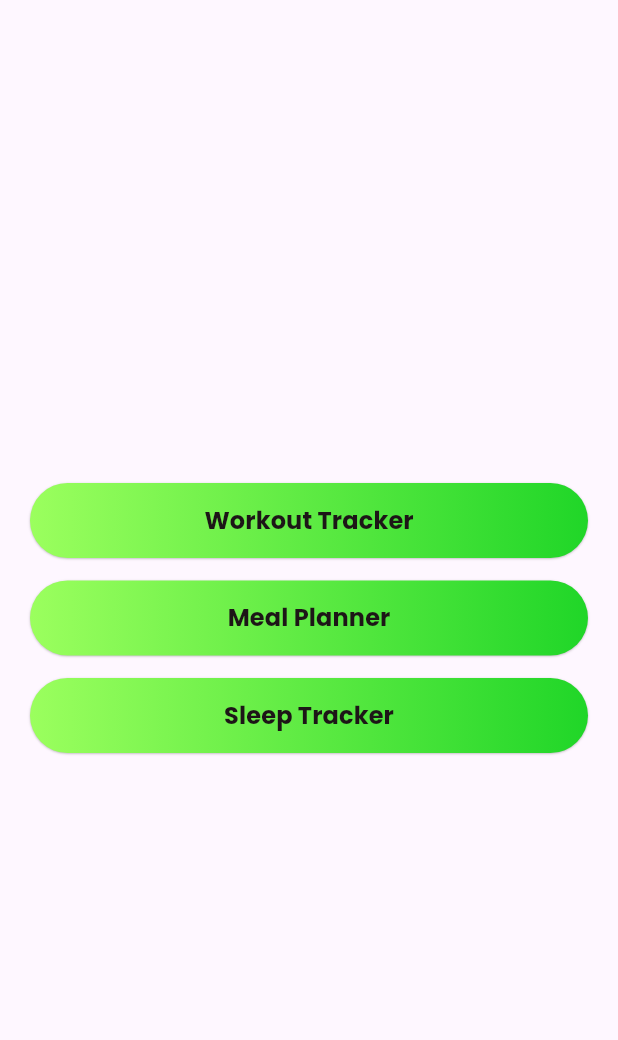
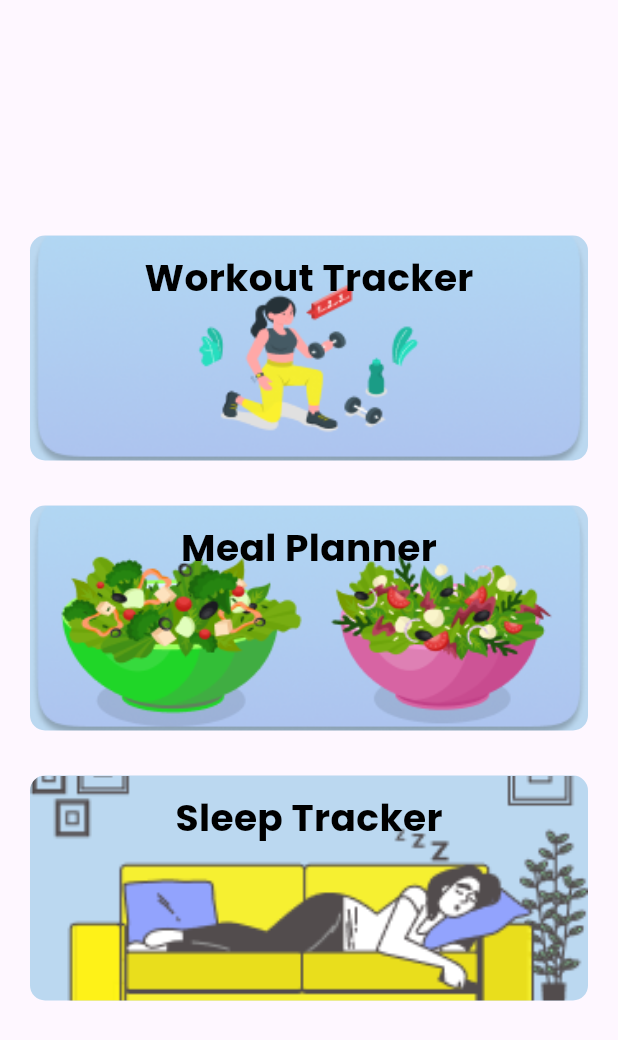
Before and after one commit to NabajitBhadury/gym_app, a Flutter app: the SelectView screen opened directly, on a phone screen of 412 x 824 dp. Shown: the top 1040 px of the screen. Run offline on Flutter 3.47's test engine with Material 3 defaults, Android fonts, the phone set to English and light mode, and no system bars; our stand-ins replace animated_toggle_switch, bloc, carousel_slider, equatable, firebase_auth, firebase_core and 7 more; missing offline and left inert: dotted_dashed_line, simple_animation_progress_bar; accounts and stored records are empty; key blocks and very long unbroken strings in the code were emptied for the run.

```diff
--- a/lib/view/login/forgot_password_view.dart
+++ b/lib/view/login/forgot_password_view.dart
@@ -1,3 +1,5 @@
+// ignore_for_file: deprecated_member_use
+
 import 'package:fitness/bloc/auth_bloc.dart';
 import 'package:fitness/bloc/auth_event.dart';
 import 'package:fitness/bloc/auth_state.dart';
--- a/lib/view/main_tab/select_view.dart
+++ b/lib/view/main_tab/select_view.dart
@@ -18,42 +18,117 @@ class SelectView extends StatelessWidget {
         child: Column(
           mainAxisAlignment: MainAxisAlignment.center,
           children: [
-            RoundButton(
-                title: "Workout Tracker",
-                onPressed: () {
+            GestureDetector(
+              onTap: () {
                 Navigator.push(
                   context,
                   MaterialPageRoute(
                     builder: (context) => const WorkoutTrackerView(),
                   ),
                 );
-                }),
-
-                const SizedBox(height: 15,),
-
-                  RoundButton(
-                title: "Meal Planner",
-                onPressed: () {
+              },
+              child: Container(
+                width: double.infinity,
+                height: 150,
+                decoration: BoxDecoration(
+                  color: const Color.fromARGB(255, 187, 216, 240),
+                  borderRadius: BorderRadius.circular(10),
+                  image: const DecorationImage(
+                    image: AssetImage("assets/img/workout.png"),
+                    fit: BoxFit.cover,
+                  ),
+                ),
+                child: const Column(
+                  mainAxisAlignment: MainAxisAlignment.start,
+                  children: [
+                    SizedBox(height: 10),
+                    Text(
+                      'Workout Tracker',
+                      style: TextStyle(
+                        fontSize: 25,
+                        fontWeight: FontWeight.bold,
+                      ),
+                    ),
+                  ],
+                ),
+              ),
+            ),
+            const SizedBox(
+              height: 30,
+            ),
+            GestureDetector(
+              onTap: () {
                 Navigator.push(
                   context,
                   MaterialPageRoute(
                     builder: (context) => const MealPlannerView(),
                   ),
                 );
-                }),
-
-                const SizedBox(height: 15,),
-
-                  RoundButton(
-                title: "Sleep Tracker",
-                onPressed: () {
+              },
+              child: Container(
+                width: double.infinity,
+                height: 150,
+                decoration: BoxDecoration(
+                  color: const Color.fromARGB(255, 187, 216, 240),
+                  borderRadius: BorderRadius.circular(10),
+                  image: const DecorationImage(
+                    image: AssetImage("assets/img/meal.png"),
+                    fit: BoxFit.cover,
+                  ),
+                ),
+                child: const Column(
+                  mainAxisAlignment: MainAxisAlignment.start,
+                  children: [
+                    SizedBox(height: 10),
+                    Text(
+                      'Meal Planner',
+                      style: TextStyle(
+                        fontSize: 25,
+                        fontWeight: FontWeight.bold,
+                      ),
+                    ),
+                  ],
+                ),
+              ),
+            ),
+            const SizedBox(
+              height: 30,
+            ),
+            GestureDetector(
+              onTap: () {
                 Navigator.push(
                   context,
                   MaterialPageRoute(
                     builder: (context) => const SleepTrackerView(),
                   ),
                 );
-                })
+              },
+              child: Container(
+                width: double.infinity,
+                height: 150,
+                decoration: BoxDecoration(
+                  color: const Color.fromARGB(255, 187, 216, 240),
+                  borderRadius: BorderRadius.circular(10),
+                  image: const DecorationImage(
+                    image: AssetImage("assets/img/sleep.png"),
+                    fit: BoxFit.cover,
+                  ),
+                ),
+                child: const Column(
+                  mainAxisAlignment: MainAxisAlignment.start,
+                  children: [
+                    SizedBox(height: 10),
+                    Text(
+                      'Sleep Tracker',
+                      style: TextStyle(
+                        fontSize: 25,
+                        fontWeight: FontWeight.bold,
+                      ),
+                    ),
+                  ],
+                ),
+              ),
+            ),
           ],
         ),
       ),
```
Also changed, not shown: lib/view/home/home_view.dart (+6 -2 lines), lib/view/login/verify_email_view.dart (+87 -13 lines), lib/view/profile/profile_view.dart (+18 -7 lines), assets/img/Component 2.png (added), assets/img/meal.png (added), assets/img/sleep.png (added), assets/img/workout.png (added), 6 other files. Lines whose indentation alone changed are shown as unchanged.
